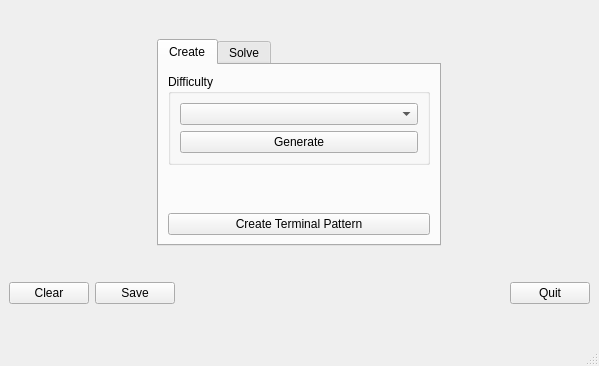
First picture: the form in GUI/mainwindow.ui, repository tyalie/Sudoku-Generator-CPP, before the edit.
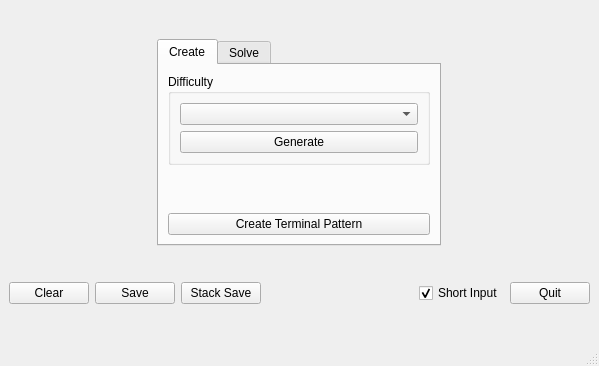
Second picture: the form after the edit.

Patch:
```diff
--- a/GUI/mainwindow.ui
+++ b/GUI/mainwindow.ui
@@ -164,7 +164,7 @@
      </layout>
     </item>
     <item>
-     <layout class="QHBoxLayout" name="horizontalLayout_3" stretch="0,0,1,0">
+     <layout class="QHBoxLayout" name="horizontalLayout_3" stretch="0,0,0,1,0,0">
       <item>
        <widget class="QPushButton" name="clearB">
         <property name="text">
@@ -179,6 +179,13 @@
         </property>
        </widget>
       </item>
+      <item>
+       <widget class="QPushButton" name="stackB">
+        <property name="text">
+         <string>Stack Save</string>
+        </property>
+       </widget>
+      </item>
       <item>
        <spacer name="horizontalSpacer">
         <property name="orientation">
@@ -192,6 +199,28 @@
         </property>
        </spacer>
       </item>
+      <item>
+       <widget class="QCheckBox" name="shortCut">
+        <property name="acceptDrops">
+         <bool>true</bool>
+        </property>
+        <property name="toolTip">
+         <string>If true, the cursor in the sudoku field will also move if backspace was pressed.</string>
+        </property>
+        <property name="toolTipDuration">
+         <number>0</number>
+        </property>
+        <property name="text">
+         <string>Short Input</string>
+        </property>
+        <property name="checked">
+         <bool>true</bool>
+        </property>
+        <property name="tristate">
+         <bool>false</bool>
+        </property>
+       </widget>
+      </item>
       <item>
        <widget class="QPushButton" name="quitB">
         <property name="text">
```
